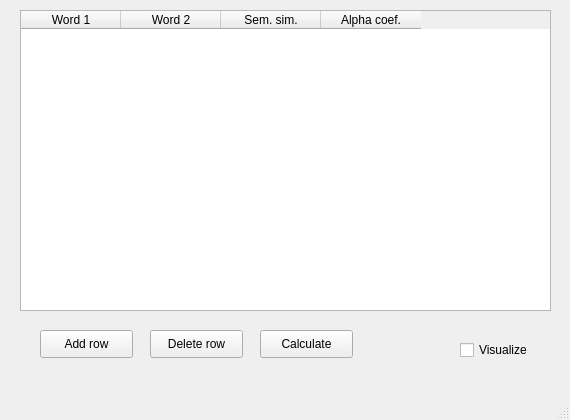
Before: the Qt Designer form gui/design.ui in pswedrak/Embedding-Knowledge-Graphs, drawn with Qt 5.
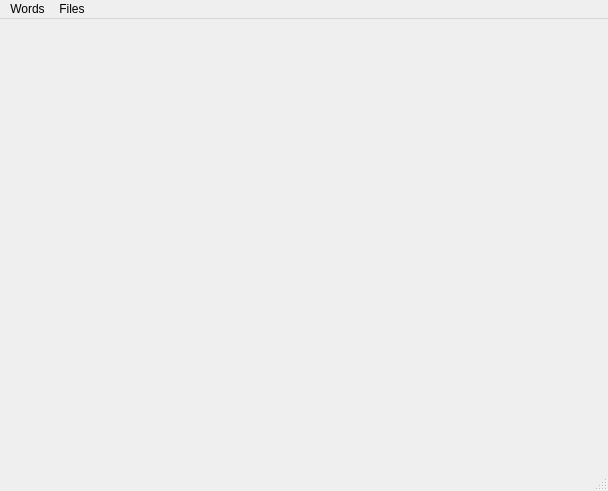
After: the same form once the commit is applied.

Diff of the .ui file:
```diff
--- a/gui/design.ui
+++ b/gui/design.ui
@@ -6,111 +6,57 @@
    <rect>
     <x>0</x>
     <y>0</y>
-    <width>570</width>
-    <height>420</height>
+    <width>608</width>
+    <height>491</height>
    </rect>
   </property>
   <property name="windowTitle">
    <string>Semantic similarity</string>
   </property>
-  <widget class="QWidget" name="centralwidget">
-   <widget class="QTableWidget" name="table_widget">
-    <property name="geometry">
-     <rect>
-      <x>20</x>
-      <y>10</y>
-      <width>531</width>
-      <height>301</height>
-     </rect>
-    </property>
-    <column>
-     <property name="text">
-      <string>Word 1</string>
-     </property>
-    </column>
-    <column>
-     <property name="text">
-      <string>Word 2</string>
-     </property>
-    </column>
-    <column>
-     <property name="text">
-      <string>Sem. sim.</string>
-     </property>
-    </column>
-    <column>
-     <property name="text">
-      <string>Alpha coef.</string>
-     </property>
-    </column>
-   </widget>
-   <widget class="QPushButton" name="add_row_button">
-    <property name="geometry">
-     <rect>
-      <x>40</x>
-      <y>330</y>
-      <width>93</width>
-      <height>28</height>
-     </rect>
-    </property>
-    <property name="text">
-     <string>Add row</string>
-    </property>
-   </widget>
-   <widget class="QPushButton" name="calculate_button">
-    <property name="geometry">
-     <rect>
-      <x>260</x>
-      <y>330</y>
-      <width>93</width>
-      <height>28</height>
-     </rect>
-    </property>
-    <property name="text">
-     <string>Calculate</string>
-    </property>
-   </widget>
-   <widget class="QCheckBox" name="visualize_checkbox">
-    <property name="geometry">
-     <rect>
-      <x>460</x>
-      <y>340</y>
-      <width>81</width>
-      <height>20</height>
-     </rect>
-    </property>
-    <property name="text">
-     <string>Visualize</string>
-    </property>
-   </widget>
-   <widget class="QPushButton" name="delete_row_button">
-    <property name="geometry">
-     <rect>
-      <x>150</x>
-      <y>330</y>
-      <width>93</width>
-      <height>28</height>
-     </rect>
-    </property>
-    <property name="text">
-     <string>Delete row</string>
-    </property>
-   </widget>
-  </widget>
+  <widget class="QWidget" name="centralwidget"/>
+  <widget class="QStatusBar" name="statusbar"/>
   <widget class="QMenuBar" name="menubar">
    <property name="geometry">
     <rect>
      <x>0</x>
      <y>0</y>
-     <width>570</width>
+     <width>608</width>
      <height>26</height>
     </rect>
    </property>
    <property name="nativeMenuBar">
     <bool>false</bool>
    </property>
+   <widget class="QMenu" name="menuWords">
+    <property name="title">
+     <string>Words</string>
+    </property>
+    <addaction name="action_words"/>
+   </widget>
+   <widget class="QMenu" name="menuFiles">
+    <property name="title">
+     <string>Files</string>
+    </property>
+    <addaction name="action_files"/>
+   </widget>
+   <addaction name="menuWords"/>
+   <addaction name="menuFiles"/>
   </widget>
-  <widget class="QStatusBar" name="statusbar"/>
+  <action name="actionWords_table">
+   <property name="text">
+    <string>Words table</string>
+   </property>
+  </action>
+  <action name="action_words">
+   <property name="text">
+    <string>Words table</string>
+   </property>
+  </action>
+  <action name="action_files">
+   <property name="text">
+    <string>Files</string>
+   </property>
+  </action>
  </widget>
  <resources/>
  <connections/>
```
